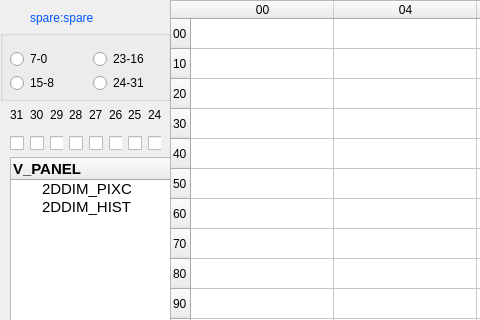
Old version of the form twoFirst01/DimmingDebugger_Readback_SX7/Dimpages_res.ui in the repository hooloong/gitpython; both pictures show x 0 to 480 and y 0 to 320 of the 1012 by 744 pixel window.
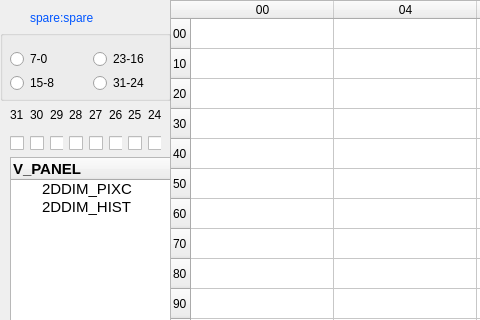
New version of the form.

Patch:
```diff
--- a/twoFirst01/DimmingDebugger_Readback_SX7/Dimpages_res.ui
+++ b/twoFirst01/DimmingDebugger_Readback_SX7/Dimpages_res.ui
@@ -505,7 +505,7 @@
      <item row="1" column="1">
       <widget class="QRadioButton" name="radioButton_31">
        <property name="text">
-        <string>24-31</string>
+        <string>31-24</string>
        </property>
       </widget>
      </item>
```
